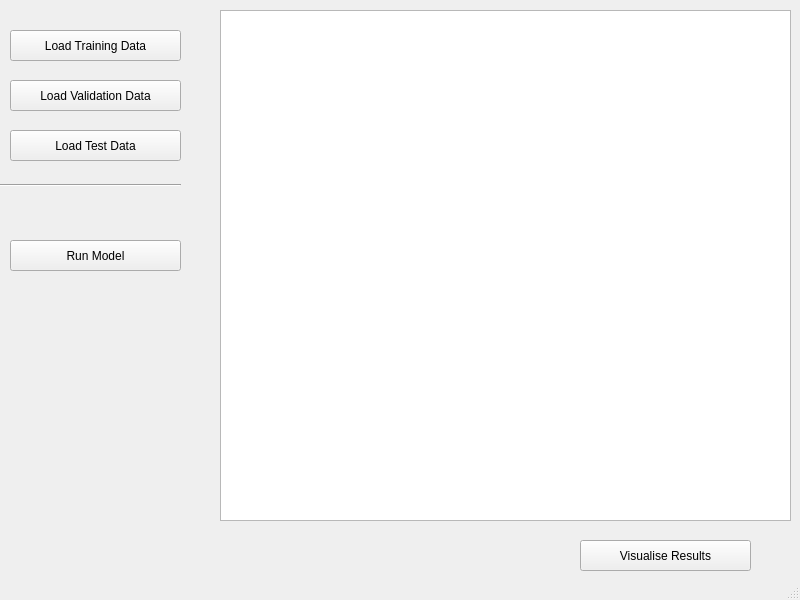
First picture: the form in ips_main_gui.ui, repository ICSuser667/IPS-Image-processing-system-, before the edit.
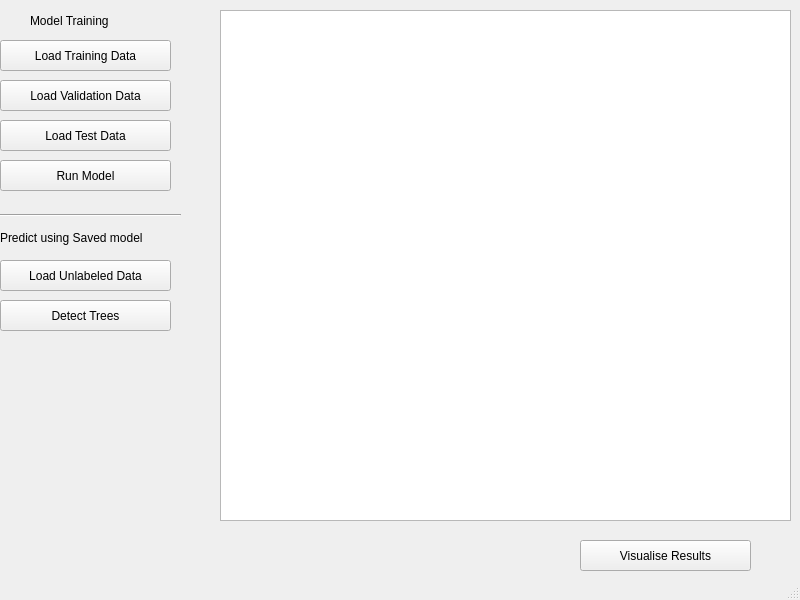
Second picture: the form after the edit.

Commit message: model now runs inference as image one by one need to see if I can get detect.py to work

The edit to the form file:
```diff
--- a/ips_main_gui.ui
+++ b/ips_main_gui.ui
@@ -17,8 +17,8 @@
    <widget class="QPushButton" name="pushButton_trainingData">
     <property name="geometry">
      <rect>
-      <x>10</x>
-      <y>30</y>
+      <x>0</x>
+      <y>40</y>
       <width>171</width>
       <height>31</height>
      </rect>
@@ -30,8 +30,8 @@
    <widget class="QPushButton" name="pushButton_testData">
     <property name="geometry">
      <rect>
-      <x>10</x>
-      <y>130</y>
+      <x>0</x>
+      <y>120</y>
       <width>171</width>
       <height>31</height>
      </rect>
@@ -43,7 +43,7 @@
    <widget class="QPushButton" name="pushButton_validationData">
     <property name="geometry">
      <rect>
-      <x>10</x>
+      <x>0</x>
       <y>80</y>
       <width>171</width>
       <height>31</height>
@@ -69,8 +69,8 @@
    <widget class="QPushButton" name="pushButton_runModel">
     <property name="geometry">
      <rect>
-      <x>10</x>
-      <y>240</y>
+      <x>0</x>
+      <y>160</y>
       <width>171</width>
       <height>31</height>
      </rect>
@@ -83,7 +83,7 @@
     <property name="geometry">
      <rect>
       <x>0</x>
-      <y>160</y>
+      <y>190</y>
       <width>181</width>
       <height>51</height>
      </rect>
@@ -102,6 +102,58 @@
      </rect>
     </property>
    </widget>
+   <widget class="QLabel" name="label">
+    <property name="geometry">
+     <rect>
+      <x>30</x>
+      <y>10</y>
+      <width>111</width>
+      <height>21</height>
+     </rect>
+    </property>
+    <property name="text">
+     <string>Model Training</string>
+    </property>
+   </widget>
+   <widget class="QPushButton" name="pushButton_runModel_2">
+    <property name="geometry">
+     <rect>
+      <x>0</x>
+      <y>300</y>
+      <width>171</width>
+      <height>31</height>
+     </rect>
+    </property>
+    <property name="text">
+     <string>Detect Trees</string>
+    </property>
+   </widget>
+   <widget class="QLabel" name="label_2">
+    <property name="geometry">
+     <rect>
+      <x>0</x>
+      <y>230</y>
+      <width>181</width>
+      <height>16</height>
+     </rect>
+    </property>
+    <property name="text">
+     <string>Predict using Saved model</string>
+    </property>
+   </widget>
+   <widget class="QPushButton" name="pushButton_runModel_3">
+    <property name="geometry">
+     <rect>
+      <x>0</x>
+      <y>260</y>
+      <width>171</width>
+      <height>31</height>
+     </rect>
+    </property>
+    <property name="text">
+     <string>Load Unlabeled Data</string>
+    </property>
+   </widget>
   </widget>
   <widget class="QStatusBar" name="statusbar"/>
  </widget>
```
Left out of the diff: 38 changed lines with no effect on the pictures. The commit also changes 4 other files.
